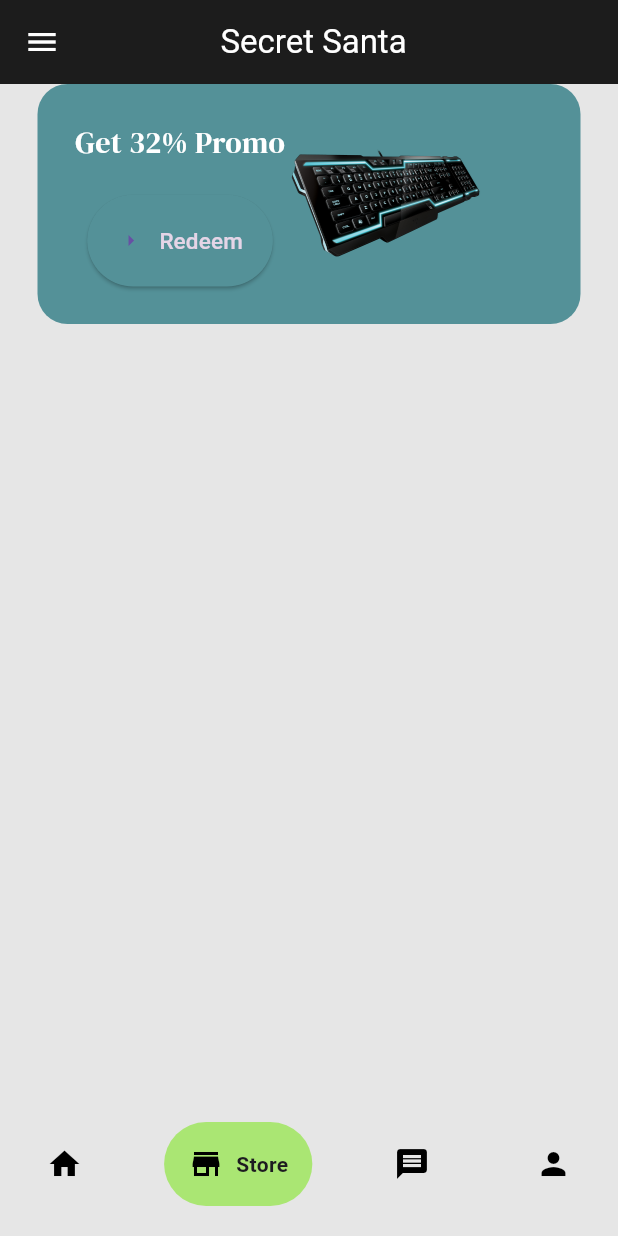
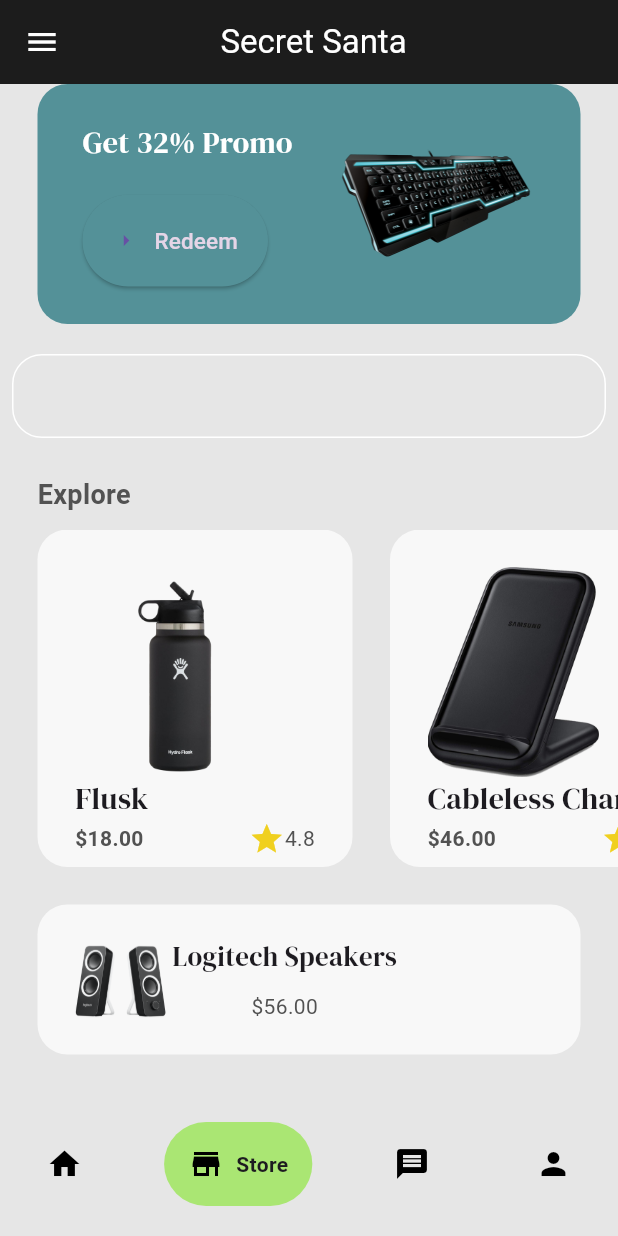
Before and after one commit to MatthewC00273575/secret-santa, a Flutter app: the screen it shows once a user with an empty profile is signed in, item 2 of the bottom bar chosen, on a phone screen of 412 x 824 dp. Run offline on Flutter 3.47's test engine with Material 3 defaults, Android fonts, the phone set to English and light mode, and no system bars; drawn by our look-alikes of google_nav_bar; our stand-ins replace cloud_firestore, firebase_auth, firebase_core, firebase_database, google_fonts; accounts and stored records are empty.

Commit message:
added products to store

```diff
--- /dev/null
+++ b/lib/components/items_tile.dart
@@ -0,0 +1,70 @@
+import 'package:flutter/material.dart';
+import 'package:google_fonts/google_fonts.dart';
+import 'package:secretsanta/models/store_item.dart';
+import 'package:secretsanta/theme/colours.dart';
+
+class ItemsTile extends StatelessWidget {
+  final Item item;
+  const ItemsTile({
+    super.key,
+    required this.item,
+  });
+
+  @override
+  Widget build(BuildContext context) {
+    return Container(
+      decoration: BoxDecoration(
+        color: secondaryColour,
+        borderRadius: BorderRadius.circular(20),
+      ),
+      margin: const EdgeInsets.only(left: 25),
+      padding: const EdgeInsets.all(25),
+      child: Column(
+        crossAxisAlignment: CrossAxisAlignment.start,
+        children: [
+          // image
+          Image.asset(
+            item.imagePath,
+            height: 140,
+          ),
+
+          // text
+          Text(
+            item.name,
+            style: GoogleFonts.dmSerifDisplay(fontSize: 20),
+          ),
+
+          // price + rating
+          SizedBox(
+            width: 160,
+            child: Row(
+              mainAxisAlignment: MainAxisAlignment.spaceBetween,
+              children: [
+                // price
+                Text(
+                  '\$${item.price}',
+                  style:
+                      TextStyle(fontWeight: FontWeight.bold, color: darkGrey),
+                ),
+
+                // rating
+                Row(
+                  children: [
+                    const Icon(
+                      Icons.star,
+                      color: Color.fromARGB(255, 240, 208, 31),
+                    ),
+                    Text(
+                      item.rating,
+                      style: TextStyle(color: darkGrey),
+                    ),
+                  ],
+                ),
+              ],
+            ),
+          )
+        ],
+      ),
+    );
+  }
+}
--- /dev/null
+++ b/lib/models/store_item.dart
@@ -0,0 +1,17 @@
+class Item {
+  String name;
+  String price;
+  String imagePath;
+  String rating;
+
+  Item(
+      {required this.name,
+      required this.price,
+      required this.imagePath,
+      required this.rating});
+
+  String get _name => name;
+  String get _price => price;
+  String get _imagePath => imagePath;
+  String get _rating => rating;
+}
--- a/lib/pages/store_page.dart
+++ b/lib/pages/store_page.dart
@@ -2,6 +2,8 @@
 import 'package:flutter/material.dart';
 import 'package:secretsanta/components/drawer.dart';
 import 'package:secretsanta/components/elevatedbutton.dart';
+import 'package:secretsanta/components/items_tile.dart';
+import 'package:secretsanta/models/store_item.dart';
 import 'package:secretsanta/pages/prof_page.dart';
 import 'package:secretsanta/theme/colours.dart';
 import 'package:google_fonts/google_fonts.dart';
@@ -15,6 +17,38 @@
 
 class _StorePage extends State<StorePage> {
   final user = FirebaseAuth.instance.currentUser!;
+
+  // store items list
+  List storeItems = [
+    // flusk
+    Item(
+        name: "Flusk",
+        price: "18.00",
+        imagePath: 'lib/images/flusk.png',
+        rating: "4.8"),
+
+    // charger
+    Item(
+      name: "Cableless Charge",
+      price: "46.00",
+      imagePath: 'lib/images/charger.png',
+      rating: "4.2",
+    ),
+
+    //handbag
+    Item(
+        name: "Handbag",
+        price: "60.00",
+        imagePath: 'lib/images/Handbag-PNG.png',
+        rating: "4.5"),
+
+    // scarf
+    Item(
+        name: "Scarf",
+        price: "24.00",
+        imagePath: 'lib/images/scarf.png',
+        rating: "4.9"),
+  ];
 
   // sign user out method
   void signUserOut() {
@@ -61,6 +95,7 @@
 
         // body
         body: Column(
+          crossAxisAlignment: CrossAxisAlignment.start,
           children: [
             // promo banner
             Container(
@@ -68,10 +103,13 @@
                     color: accentsColour,
                     borderRadius: BorderRadius.circular(20)),
                 margin: const EdgeInsets.symmetric(horizontal: 25),
-                padding: const EdgeInsets.all(25),
-                child: Row(children: [
+                padding:
+                    const EdgeInsets.symmetric(vertical: 25, horizontal: 30),
+                child: Row(
+                    mainAxisAlignment: MainAxisAlignment.spaceBetween,
+                    children: [
                       Column(
-                    mainAxisAlignment: MainAxisAlignment.spaceEvenly,
+                        crossAxisAlignment: CrossAxisAlignment.start,
                         children: [
                           // promo messages
                           Text(
@@ -94,11 +132,91 @@
                       Image.asset('lib/images/KeyboardImage.png', height: 100),
                     ])),
 
+            const SizedBox(height: 20),
+
             // search bar
+            Padding(
+              padding: const EdgeInsets.symmetric(horizontal: 8.0),
+              child: TextField(
+                decoration: InputDecoration(
+                  focusedBorder: OutlineInputBorder(
+                    borderSide: BorderSide(color: Colors.white),
+                    borderRadius: BorderRadius.circular(20),
+                  ),
+                  enabledBorder: OutlineInputBorder(
+                    borderSide: BorderSide(color: Colors.white),
+                    borderRadius: BorderRadius.circular(20),
+                  ),
+                ),
+              ),
+            ),
 
-            // store items list
+            const SizedBox(height: 25),
 
-            //
+            // Explore
+            Padding(
+              padding: const EdgeInsets.symmetric(horizontal: 25.0),
+              child: Text(
+                "Explore",
+                style: TextStyle(
+                  fontWeight: FontWeight.bold,
+                  color: darkGrey,
+                  fontSize: 18,
+                ),
+              ),
+            ),
+
+            const SizedBox(height: 10),
+
+            Expanded(
+              child: ListView.builder(
+                scrollDirection: Axis.horizontal,
+                itemCount: storeItems.length,
+                itemBuilder: (context, index) => ItemsTile(
+                  item: storeItems[index],
+                ),
+              ),
+            ),
+
+            const SizedBox(height: 25),
+
+            // popular
+            Container(
+              decoration: BoxDecoration(
+                color: secondaryColour,
+                borderRadius: BorderRadius.circular(20),
+              ),
+              margin: const EdgeInsets.only(left: 25, right: 25, bottom: 25),
+              padding: const EdgeInsets.all(20),
+              child: Row(
+                children: [
+                  // image
+                  Image.asset(
+                    'lib/images/speakers.png',
+                    height: 60,
+                  ),
+
+                  // name and price
+                  Column(
+                    children: [
+                      // name
+                      Text(
+                        "Logitech Speakers",
+                        style: GoogleFonts.dmSerifDisplay(fontSize: 18),
+                      ),
+
+                      const SizedBox(height: 10),
+
+                      //price
+                      Text(
+                        '\$56.00',
+                        style: TextStyle(color: darkGrey),
+                      )
+                    ],
+                  )
+                ],
+              ),
+            )
           ],
         ));
   }
--- a/lib/theme/colours.dart
+++ b/lib/theme/colours.dart
@@ -3,3 +3,4 @@
 var primaryColour = const Color.fromARGB(255, 230, 230, 230);
 var secondaryColour = const Color.fromARGB(255, 248, 248, 248);
 var accentsColour = const Color.fromARGB(255, 84, 145, 152);
+var darkGrey = const Color.fromARGB(255, 82, 82, 82);
```
Also changed, not shown: lib/images/Handbag-PNG.png (added), lib/images/charger.png (added), lib/images/flusk.png (added), lib/images/scarf.png (added), lib/images/speakers.png (added). Lines whose indentation alone changed are shown as unchanged.
